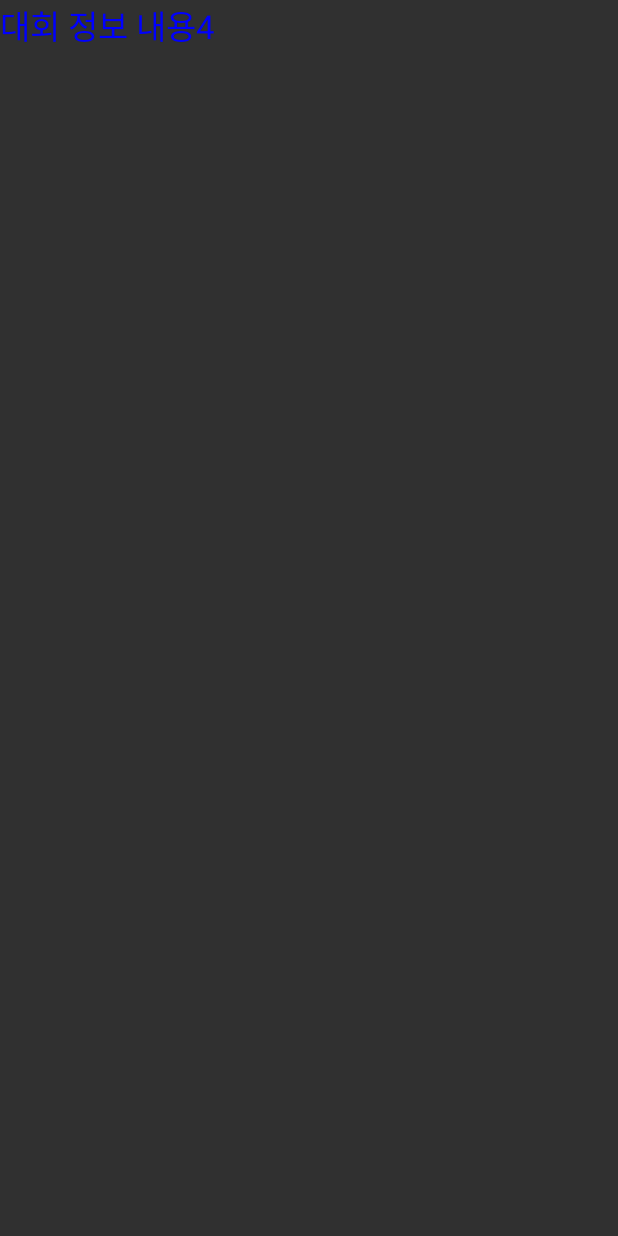
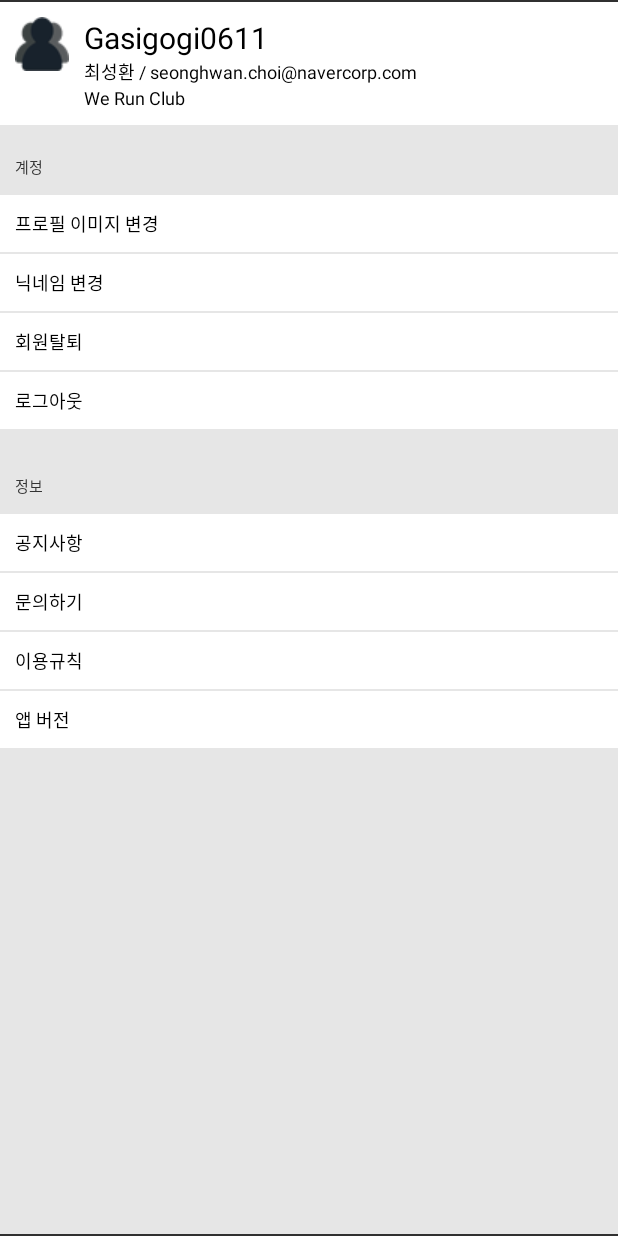
Before and after one commit to dev-hikun/SWdesign, an Android app: the TabMyInfoActivity screen opened directly, with no data from a screen before it, on a phone screen of 412 x 824 dp. Before the commit the screen is almost empty. Run offline under Robolectric (Android 15) with nearby library versions, the light colour scheme and no system bars.

Commit message:
[SportsClub - App] 로그인 화면 및 내 정보 화면 임시 구현 #7

```diff
--- a/SWdesign/app/SportsClub/app/src/main/AndroidManifest.xml
+++ b/SWdesign/app/SportsClub/app/src/main/AndroidManifest.xml
@@ -40,9 +40,10 @@
             android:screenOrientation="portrait"
             />
 
-        <activity android:name=".tab.TabSettingActivity"
+        <activity android:name=".login.LoginActivity"
             android:screenOrientation="portrait"
             />
+
     </application>
 
 </manifest>
--- a/SWdesign/app/SportsClub/app/src/main/java/com/club/sports/sportsclub/main/SportsClubMainActivity.java
+++ b/SWdesign/app/SportsClub/app/src/main/java/com/club/sports/sportsclub/main/SportsClubMainActivity.java
@@ -42,6 +42,7 @@ public class SportsClubMainActivity extends AppCompatActivity {
                 // TODO Auto-generated method stub
 
                 Intent intent = new Intent(SportsClubMainActivity.this, SportsClubHomeActivity.class);
+                intent.putExtra("login_info", "main_activity");
                 startActivity(intent);
                 finish();
             }
--- a/SWdesign/app/SportsClub/app/src/main/java/com/club/sports/sportsclub/tab/TabMyInfoActivity.java
+++ b/SWdesign/app/SportsClub/app/src/main/java/com/club/sports/sportsclub/tab/TabMyInfoActivity.java
@@ -1,10 +1,9 @@
 package com.club.sports.sportsclub.tab;
 
-import android.graphics.Color;
 import android.os.Bundle;
 import android.support.v7.app.AppCompatActivity;
-import android.widget.TextView;
 
+import com.club.sports.sportsclub.R;
 import com.club.sports.sportsclub.back.BackPressCloseHandler;
 
 /**
@@ -18,12 +17,9 @@ public class TabMyInfoActivity extends AppCompatActivity {
     @Override
     protected void onCreate(Bundle savedInstanceState) {
         super.onCreate(savedInstanceState);
+        setContentView(R.layout.sprotsclub_my_info);
+
         mBackPressCloseHandler = new BackPressCloseHandler(this);
-        TextView tv = new TextView(this);
-        tv.setText("대회 정보 내용4");
-        tv.setTextSize(22);
-        tv.setTextColor(Color.BLUE);
-        setContentView(tv);
     }
 
     @Override
--- /dev/null
+++ b/SWdesign/app/SportsClub/app/src/main/res/layout/sprotsclub_my_info.xml
@@ -0,0 +1,238 @@
+<?xml version="1.0" encoding="utf-8"?>
+<LinearLayout xmlns:android="http://schemas.android.com/apk/res/android"
+    android:layout_width="match_parent"
+    android:layout_height="match_parent"
+    android:orientation="vertical">
+
+    <ScrollView
+        android:layout_width="match_parent"
+        android:layout_height="match_parent"
+        android:layout_marginTop="1dp"
+        android:layout_marginBottom="1dp"
+        android:background="#e6e6e6">
+
+        <LinearLayout
+            android:layout_width="match_parent"
+            android:layout_height="match_parent"
+            android:orientation="vertical">
+
+            <LinearLayout
+                android:layout_width="match_parent"
+                android:layout_height="wrap_content"
+                android:background="#ffffff"
+                android:orientation="horizontal"
+                android:padding="10dp">
+
+                <ImageView
+                    android:layout_width="wrap_content"
+                    android:layout_height="wrap_content"
+                    android:src="@drawable/my" />
+
+                <LinearLayout
+                    android:layout_width="wrap_content"
+                    android:layout_height="wrap_content"
+                    android:orientation="vertical">
+
+                    <TextView
+                        android:layout_width="wrap_content"
+                        android:layout_height="wrap_content"
+                        android:layout_marginLeft="10dp"
+                        android:text="Gasigogi0611"
+                        android:textColor="#000000"
+                        android:textSize="20sp"
+                        />
+
+                    <TextView
+                        android:layout_width="wrap_content"
+                        android:layout_height="wrap_content"
+                        android:layout_marginLeft="10dp"
+                        android:text="최성환 / seonghwan.choi@navercorp.com"
+                        android:textColor="#000000"
+                        android:textSize="12sp"
+                        />
+
+                    <TextView
+                        android:layout_width="wrap_content"
+                        android:layout_height="wrap_content"
+                        android:layout_marginLeft="10dp"
+                        android:text="We Run Club"
+                        android:textColor="#000000"
+                        android:textSize="12sp"
+                        />
+
+                </LinearLayout>
+            </LinearLayout>
+
+
+
+            <LinearLayout
+                android:layout_width="match_parent"
+                android:layout_height="wrap_content"
+                android:orientation="horizontal"
+                android:layout_marginTop="10dp"
+                android:padding="10dp">
+
+                <TextView
+                    android:layout_width="wrap_content"
+                    android:layout_height="wrap_content"
+                    android:textColor="#333333"
+                    android:textSize="10sp"
+                    android:text="계정"
+                    />
+            </LinearLayout>
+
+            <LinearLayout
+                android:layout_width="match_parent"
+                android:layout_height="wrap_content"
+                android:background="#ffffff"
+                android:orientation="horizontal"
+                android:layout_marginTop="1dp"
+                android:padding="10dp">
+
+                <TextView
+                    android:layout_width="wrap_content"
+                    android:layout_height="wrap_content"
+                    android:textColor="#000000"
+                    android:textSize="12sp"
+                    android:text="프로필 이미지 변경"
+                    />
+            </LinearLayout>
+
+            <LinearLayout
+                android:layout_width="match_parent"
+                android:layout_height="wrap_content"
+                android:background="#ffffff"
+                android:orientation="horizontal"
+                android:layout_marginTop="1dp"
+                android:padding="10dp">
+
+                <TextView
+                    android:layout_width="wrap_content"
+                    android:layout_height="wrap_content"
+                    android:textColor="#000000"
+                    android:textSize="12sp"
+                    android:text="닉네임 변경"
+                    />
+            </LinearLayout>
+
+            <LinearLayout
+                android:layout_width="match_parent"
+                android:layout_height="wrap_content"
+                android:background="#ffffff"
+                android:orientation="horizontal"
+                android:layout_marginTop="1dp"
+                android:padding="10dp">
+
+                <TextView
+                    android:layout_width="wrap_content"
+                    android:layout_height="wrap_content"
+                    android:textColor="#000000"
+                    android:textSize="12sp"
+                    android:text="회원탈퇴"
+                    />
+            </LinearLayout>
+
+            <LinearLayout
+                android:layout_width="match_parent"
+                android:layout_height="wrap_content"
+                android:background="#ffffff"
+                android:orientation="horizontal"
+                android:layout_marginTop="1dp"
+                android:padding="10dp">
+
+                <TextView
+                    android:layout_width="wrap_content"
+                    android:layout_height="wrap_content"
+                    android:textColor="#000000"
+                    android:textSize="12sp"
+                    android:text="로그아웃"
+                    />
+            </LinearLayout>
+
+            <LinearLayout
+                android:layout_width="match_parent"
+                android:layout_height="wrap_content"
+                android:orientation="horizontal"
+                android:layout_marginTop="20dp"
+                android:padding="10dp">
+
+                <TextView
+                    android:layout_width="wrap_content"
+                    android:layout_height="wrap_content"
+                    android:textColor="#333333"
+                    android:textSize="10sp"
+                    android:text="정보"
+                    />
+            </LinearLayout>
+
+            <LinearLayout
+                android:layout_width="match_parent"
+                android:layout_height="wrap_content"
+                android:background="#ffffff"
+                android:orientation="horizontal"
+                android:layout_marginTop="1dp"
+                android:padding="10dp">
+
+                <TextView
+                    android:layout_width="wrap_content"
+                    android:layout_height="wrap_content"
+                    android:textColor="#000000"
+                    android:textSize="12sp"
+                    android:text="공지사항"
+                    />
+            </LinearLayout>
+
+            <LinearLayout
+                android:layout_width="match_parent"
+                android:layout_height="wrap_content"
+                android:background="#ffffff"
+                android:orientation="horizontal"
+                android:layout_marginTop="1dp"
+                android:padding="10dp">
+
+                <TextView
+                    android:layout_width="wrap_content"
+                    android:layout_height="wrap_content"
+                    android:textColor="#000000"
+                    android:textSize="12sp"
+                    android:text="문의하기"
+                    />
+            </LinearLayout>
+
+            <LinearLayout
+                android:layout_width="match_parent"
+                android:layout_height="wrap_content"
+                android:background="#ffffff"
+                android:orientation="horizontal"
+                android:layout_marginTop="1dp"
+                android:padding="10dp">
+
+                <TextView
+                    android:layout_width="wrap_content"
+                    android:layout_height="wrap_content"
+                    android:textColor="#000000"
+                    android:textSize="12sp"
+                    android:text="이용규칙"
+                    />
+            </LinearLayout>
+
+            <LinearLayout
+                android:layout_width="match_parent"
+                android:layout_height="wrap_content"
+                android:background="#ffffff"
+                android:orientation="horizontal"
+                android:layout_marginTop="1dp"
+                android:padding="10dp">
+
+                <TextView
+                    android:layout_width="wrap_content"
+                    android:layout_height="wrap_content"
+                    android:textColor="#000000"
+                    android:textSize="12sp"
+                    android:text="앱 버전"
+                    />
+            </LinearLayout>
+
+        </LinearLayout>
+    </ScrollView>
+</LinearLayout>
--- a/SWdesign/app/SportsClub/app/src/main/res/values/strings.xml
+++ b/SWdesign/app/SportsClub/app/src/main/res/values/strings.xml
@@ -5,10 +5,8 @@
     <string name="group">클럽</string>
     <string name="rank">랭킹</string>
     <string name="my_info">내 정보</string>
-    <string name="setting">설정</string>
     <string name="contest_name">Contest</string>
     <string name="group_naem">Group</string>
     <string name="rank_name">Rank</string>
     <string name="my_info_name">MyInfo</string>
-    <string name="setting_name">Setting</string>
 </resources>
```
Also changed, not shown: SWdesign/app/SportsClub/app/src/main/java/com/club/sports/sportsclub/home/SportsClubHomeActivity.java (+18 -13 lines), SWdesign/app/SportsClub/app/src/main/java/com/club/sports/sportsclub/login/LoginActivity.java (added, +170 -0 lines), SWdesign/app/SportsClub/app/src/main/java/com/club/sports/sportsclub/tab/TabSettingActivity.java (deleted, +0 -33 lines), SWdesign/app/SportsClub/app/src/main/res/layout/sportsclub_login.xml (added, +111 -0 lines).
